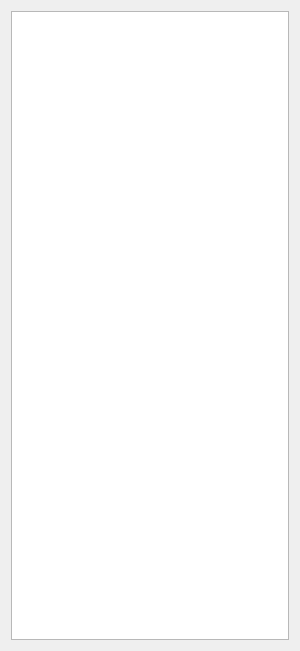
LeZheng/Canary-Adb, file cdeviceform.ui: the form before one commit.
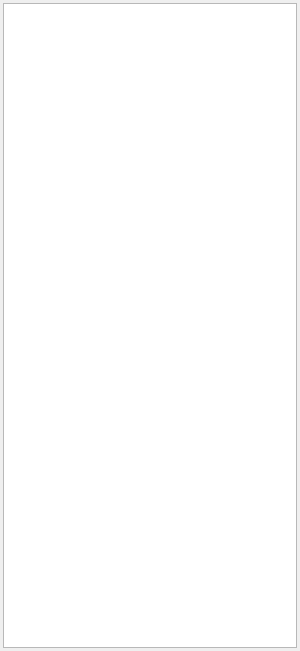
The form after the commit.

Commit message: 画控制台界面

Diff of the .ui file:
```diff
--- a/cdeviceform.ui
+++ b/cdeviceform.ui
@@ -20,6 +20,21 @@
    <string>Form</string>
   </property>
   <layout class="QVBoxLayout" name="verticalLayout">
+   <property name="spacing">
+    <number>3</number>
+   </property>
+   <property name="leftMargin">
+    <number>3</number>
+   </property>
+   <property name="topMargin">
+    <number>3</number>
+   </property>
+   <property name="rightMargin">
+    <number>3</number>
+   </property>
+   <property name="bottomMargin">
+    <number>3</number>
+   </property>
    <item>
     <widget class="QListWidget" name="deviceListWidget"/>
    </item>
```
The commit also changes 4 other files.
